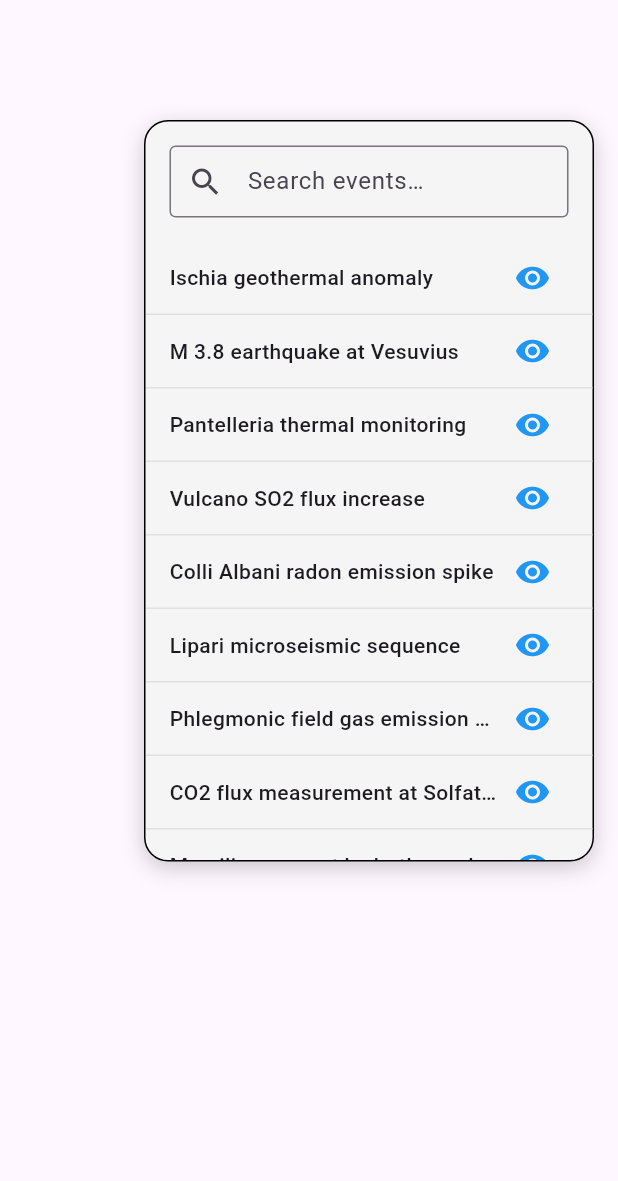
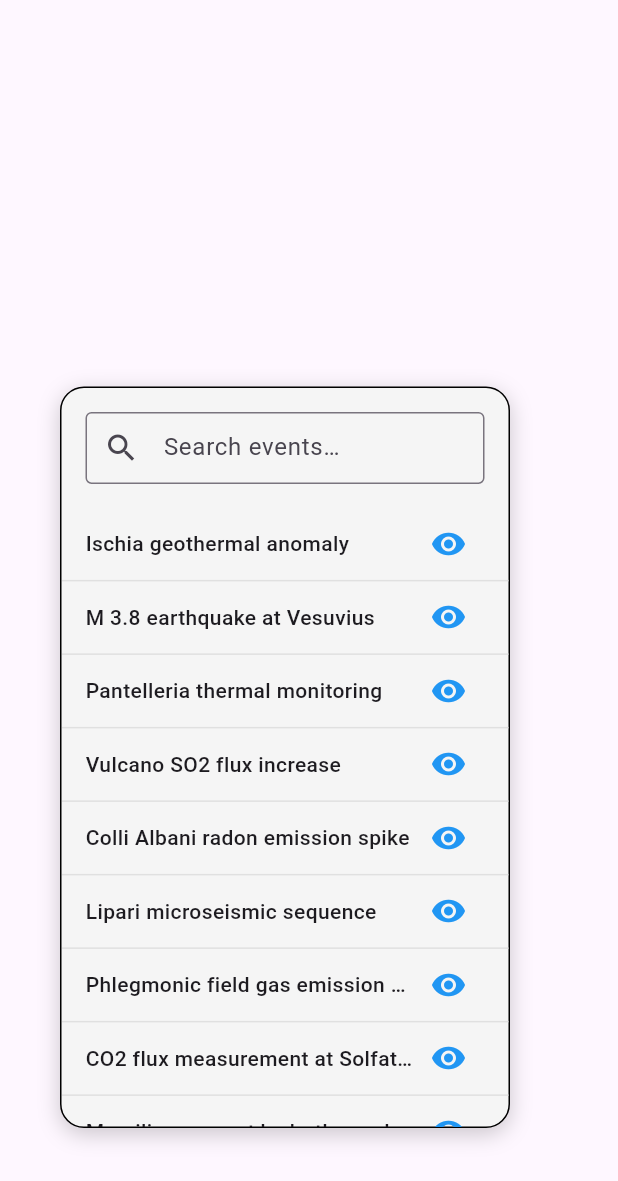
Before and after one commit to pablosanderman/cross_platform_development, a Flutter app: the EventVisibilityPanel widget shown alone on an empty page, opened directly, on a phone screen of 412 x 824 dp. Shown: the top 1181 px of the screen. Run offline on Flutter 3.47's test engine with Material 3 defaults, Android fonts, the phone set to English and light mode, and no system bars; our stand-ins replace bloc, equatable, flutter_bloc, flutter_map, latlong2; missing offline and left inert: bitsdojo_window; accounts and stored records are empty; statements that could not run were skipped.

Commit message:
Adjust event visibility panel positioning relative to floating action button

```diff
--- a/lib/shared/event_visibility/view/event_visibility_panel.dart
+++ b/lib/shared/event_visibility/view/event_visibility_panel.dart
@@ -75,8 +75,8 @@ class _EventVisibilityPanelState extends State<EventVisibilityPanel> {
         child: Stack(
           children: [
             Positioned(
-              top: 80,
-              right: 16,
+              bottom: 72, // FAB height (56) + FAB bottom margin (16) = 72
+              right: 72,  // FAB width (56) + FAB right margin (16) = 72 (positions panel to left of FAB)
               child: GestureDetector(
                 onTap: () {}, // Prevent closing when tapping on the panel
                 child: _buildPanel(context),
```
